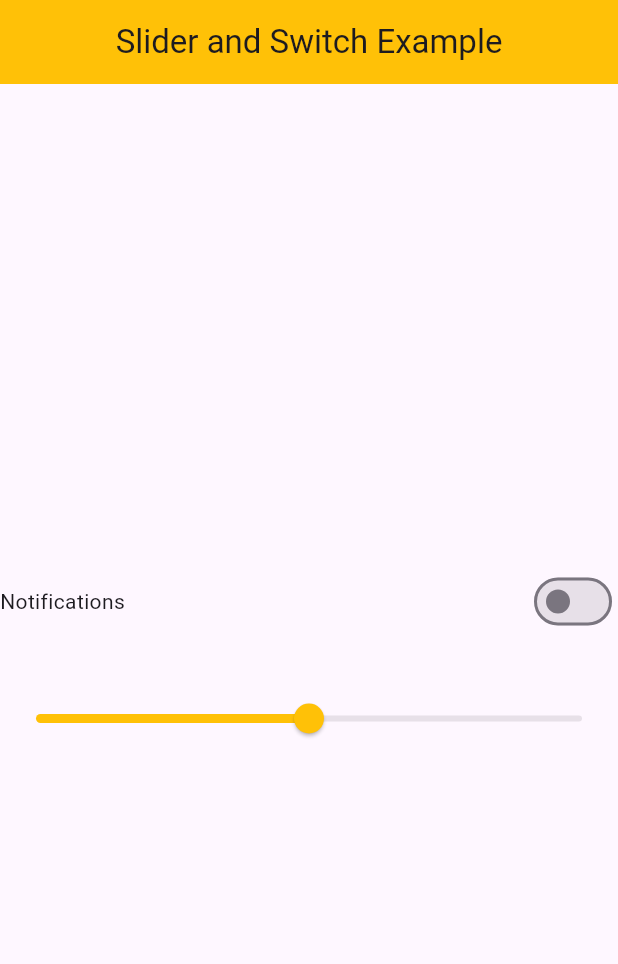
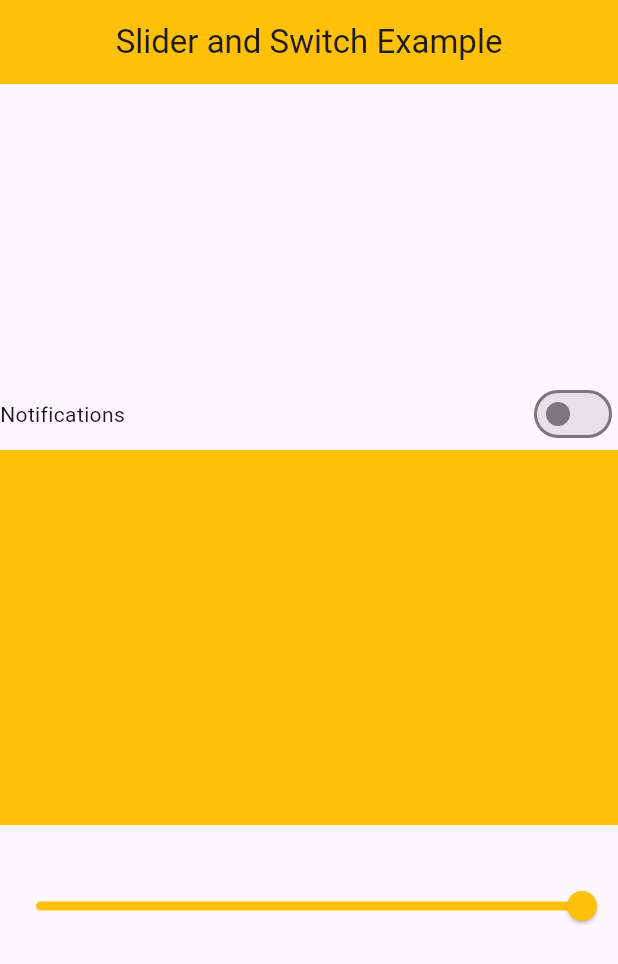
Before and after one commit to IamWaqasMuhammad/flutter_bloc_counter_example, a Flutter app: the screen it shows after launch, on a phone screen of 412 x 824 dp. Shown: the top 964 px of the screen. Run offline on Flutter 3.47's test engine with Material 3 defaults, Android fonts, the phone set to English and light mode, and no system bars; our stand-ins replace bloc, equatable, flutter_bloc.

Commit message:
slider with bloc

```diff
--- a/lib/bloc/counter/counter_bloc.dart
+++ b/lib/bloc/counter_bloc/counter_bloc.dart
@@ -1,6 +1,6 @@
 import 'package:bloc/bloc.dart';
-import 'package:counter_bloc_example/bloc/counter/counter_event.dart';
-import 'package:counter_bloc_example/bloc/counter/counter_state.dart';
+import 'package:counter_bloc_example/bloc/counter_bloc/counter_event.dart';
+import 'package:counter_bloc_example/bloc/counter_bloc/counter_state.dart';
 
 class CounterBloc extends Bloc<CounterEvent, CounterState> {
   CounterBloc():super(CounterState()){
--- /dev/null
+++ b/lib/bloc/slider_bloc/slider_bloc.dart
@@ -0,0 +1,13 @@
+import 'package:bloc/bloc.dart';
+import 'package:counter_bloc_example/bloc/slider_bloc/slider_event.dart';
+import 'package:counter_bloc_example/bloc/slider_bloc/slider_state.dart';
+
+class SliderBloc extends Bloc<SliderEvent, SliderState> {
+  SliderBloc() : super(SliderState()) {
+    on<SliderValue>(_slider);
+  }
+
+  void _slider(SliderValue event, Emitter<SliderState> emit) {
+    emit(state.copyWith(slider: event.slider));
+  }
+}
--- /dev/null
+++ b/lib/bloc/slider_bloc/slider_event.dart
@@ -0,0 +1,14 @@
+import 'package:equatable/equatable.dart';
+
+abstract class SliderEvent extends Equatable {
+  const SliderEvent();
+  @override
+  List<Object> get props => [];
+}
+
+class SliderValue extends SliderEvent {
+  double slider;
+  SliderValue({required this.slider});
+
+  List<Object> get props => [slider];
+}
--- /dev/null
+++ b/lib/bloc/slider_bloc/slider_state.dart
@@ -0,0 +1,15 @@
+import 'package:equatable/equatable.dart';
+
+class SliderState extends Equatable {
+  double slider;
+  SliderState({this.slider = 1.0});
+
+  SliderState copyWith({double? slider}) {
+    return SliderState(
+      slider: slider??this.slider,
+    );
+  }
+
+  @override
+  List<Object> get props => [slider];
+}
--- a/lib/bloc/switch_slider/bloc/switch_slider_bloc.dart
+++ b/lib/bloc/switch_bloc/switch_bloc.dart
@@ -1,6 +1,6 @@
 import 'package:bloc/bloc.dart';
-import 'package:counter_bloc_example/bloc/switch_slider/bloc/switch_slider_event.dart';
-import 'package:counter_bloc_example/bloc/switch_slider/bloc/switch_slider_state.dart';
+import 'package:counter_bloc_example/bloc/switch_bloc/switch_event.dart';
+import 'package:counter_bloc_example/bloc/switch_bloc/switch_state.dart';
 
 class SwitchBloc extends Bloc<SwitchEvent, SwitchState> {
   SwitchBloc() : super(SwitchState()) {
--- a/lib/main.dart
+++ b/lib/main.dart
@@ -1,7 +1,8 @@
-import 'package:counter_bloc_example/bloc/counter/counter_bloc.dart';
-import 'package:counter_bloc_example/bloc/switch_slider/bloc/switch_slider_bloc.dart';
-import 'package:counter_bloc_example/ui/screens/counter_screen.dart';
-import 'package:counter_bloc_example/ui/screens/switch_slider.dart';
+import 'package:counter_bloc_example/bloc/counter_bloc/counter_bloc.dart';
+import 'package:counter_bloc_example/bloc/slider_bloc/slider_bloc.dart';
+import 'package:counter_bloc_example/bloc/switch_bloc/switch_bloc.dart';
+import 'package:counter_bloc_example/presentation/screens/counter_screen.dart';
+import 'package:counter_bloc_example/presentation/screens/switch_slider.dart';
 import 'package:flutter/material.dart';
 import 'package:flutter_bloc/flutter_bloc.dart';
 
@@ -15,8 +16,12 @@ class MyApp extends StatelessWidget {
   // This widget is the root of your application.
   @override
   Widget build(BuildContext context) {
-    return BlocProvider(
-      create: (_) => CounterBloc(),
+    return MultiBlocProvider(
+      providers: [
+        BlocProvider(create: (context) => CounterBloc()),
+        BlocProvider(create: (context) => SwitchBloc()),
+        BlocProvider(create: (context) => SliderBloc()),
+      ],
       child: BlocProvider(
         create: (context) => SwitchBloc(),
         child: MaterialApp(
--- a/lib/ui/screens/counter_screen.dart
+++ b/lib/presentation/screens/counter_screen.dart
@@ -1,6 +1,6 @@
-import 'package:counter_bloc_example/bloc/counter/counter_bloc.dart';
-import 'package:counter_bloc_example/bloc/counter/counter_event.dart';
-import 'package:counter_bloc_example/bloc/counter/counter_state.dart';
+import 'package:counter_bloc_example/bloc/counter_bloc/counter_bloc.dart';
+import 'package:counter_bloc_example/bloc/counter_bloc/counter_event.dart';
+import 'package:counter_bloc_example/bloc/counter_bloc/counter_state.dart';
 import 'package:flutter/material.dart';
 import 'package:flutter_bloc/flutter_bloc.dart';
 
--- /dev/null
+++ b/lib/presentation/screens/switch_slider.dart
@@ -0,0 +1,73 @@
+import 'package:counter_bloc_example/bloc/slider_bloc/slider_bloc.dart';
+import 'package:counter_bloc_example/bloc/slider_bloc/slider_event.dart';
+import 'package:counter_bloc_example/bloc/slider_bloc/slider_state.dart';
+import 'package:counter_bloc_example/bloc/switch_bloc/switch_bloc.dart';
+import 'package:counter_bloc_example/bloc/switch_bloc/switch_event.dart';
+import 'package:counter_bloc_example/bloc/switch_bloc/switch_state.dart';
+import 'package:flutter/material.dart';
+import 'package:flutter_bloc/flutter_bloc.dart';
+
+class SwitchSlider extends StatelessWidget {
+  const SwitchSlider({super.key});
+
+  @override
+  Widget build(BuildContext context) {
+    return Scaffold(
+      appBar: AppBar(
+        backgroundColor: Colors.amber,
+        title: Text('Slider and Switch Example'),
+        centerTitle: true,
+      ),
+      body: Column(
+        mainAxisAlignment: MainAxisAlignment.center,
+        crossAxisAlignment: CrossAxisAlignment.center,
+        children: [
+          Row(
+            mainAxisAlignment: MainAxisAlignment.spaceBetween,
+            children: [
+              Text('Notifications'),
+              BlocBuilder<SwitchBloc, SwitchState>(
+                buildWhen: (previous, current) => previous != current,
+                builder: (context, state) {
+                  print('Notification');
+                  return Switch(
+                    value: state.isSwitch,
+                    onChanged: (value) {
+                      context.read<SwitchBloc>().add(
+                        EnableOrDisableNotificationEvent(),
+                      );
+                    },
+                    activeThumbColor: Colors.amber,
+                  );
+                },
+              ),
+            ],
+          ),
+          BlocBuilder<SliderBloc, SliderState>(
+            builder: (context, state) {
+              return Container(
+                      height: 250,
+                      color:Colors.amber.withOpacity(state.slider),
+                    );
+            },
+          ),
+          SizedBox(height: 30),
+          BlocBuilder<SliderBloc, SliderState>(
+            buildWhen: (previous, current) => previous != current,
+            builder: (context, state) {
+              return Slider(
+                value: state.slider,
+                onChanged: (value) {
+                  print(value);
+                  print('Slider');
+                  context.read<SliderBloc>().add(SliderValue(slider: value));
+                },
+                activeColor: Colors.amber,
+              );
+            },
+          ),
+        ],
+      ),
+    );
+  }
+}
--- a/lib/ui/screens/switch_slider.dart
+++ /dev/null
@@ -1,47 +0,0 @@
-import 'package:counter_bloc_example/bloc/switch_slider/bloc/switch_slider_bloc.dart';
-import 'package:counter_bloc_example/bloc/switch_slider/bloc/switch_slider_event.dart';
-import 'package:counter_bloc_example/bloc/switch_slider/bloc/switch_slider_state.dart';
-import 'package:flutter/material.dart';
-import 'package:flutter_bloc/flutter_bloc.dart';
-
-class SwitchSlider extends StatelessWidget {
-  const SwitchSlider({super.key});
-
-  @override
-  Widget build(BuildContext context) {
-    return Scaffold(
-      appBar: AppBar(
-        backgroundColor: Colors.amber,
-        title: Text('Slider and Switch Example'),
-        centerTitle: true,
-      ),
-      body: Column(
-        mainAxisAlignment: MainAxisAlignment.center,
-        crossAxisAlignment: CrossAxisAlignment.center,
-        children: [
-          Row(
-            mainAxisAlignment: MainAxisAlignment.spaceBetween,
-            children: [
-              Text('Notifications'),
-              BlocBuilder<SwitchBloc, SwitchState>(
-                builder: (context, state) {
-                  return Switch(
-                    value: state.isSwitch,
-                    onChanged: (value) {
-                      context.read<SwitchBloc>().add(
-                        EnableOrDisableNotificationEvent(),
-                      );
-                    },
-                    activeThumbColor: Colors.amber,
-                  );
-                },
-              ),
-            ],
-          ),
-          SizedBox(height: 30),
-          Slider(value: 0.5, onChanged: (value) {}, activeColor: Colors.amber),
-        ],
-      ),
-    );
-  }
-}
```
Also changed, not shown: lib/bloc/counter_bloc/counter_event.dart (renamed from lib/bloc/counter/counter_event.dart), lib/bloc/counter_bloc/counter_state.dart (renamed from lib/bloc/counter/counter_state.dart), lib/bloc/switch_bloc/switch_event.dart (renamed from lib/bloc/switch_slider/bloc/switch_slider_event.dart), lib/bloc/switch_bloc/switch_state.dart (renamed from lib/bloc/switch_slider/bloc/switch_slider_state.dart).
